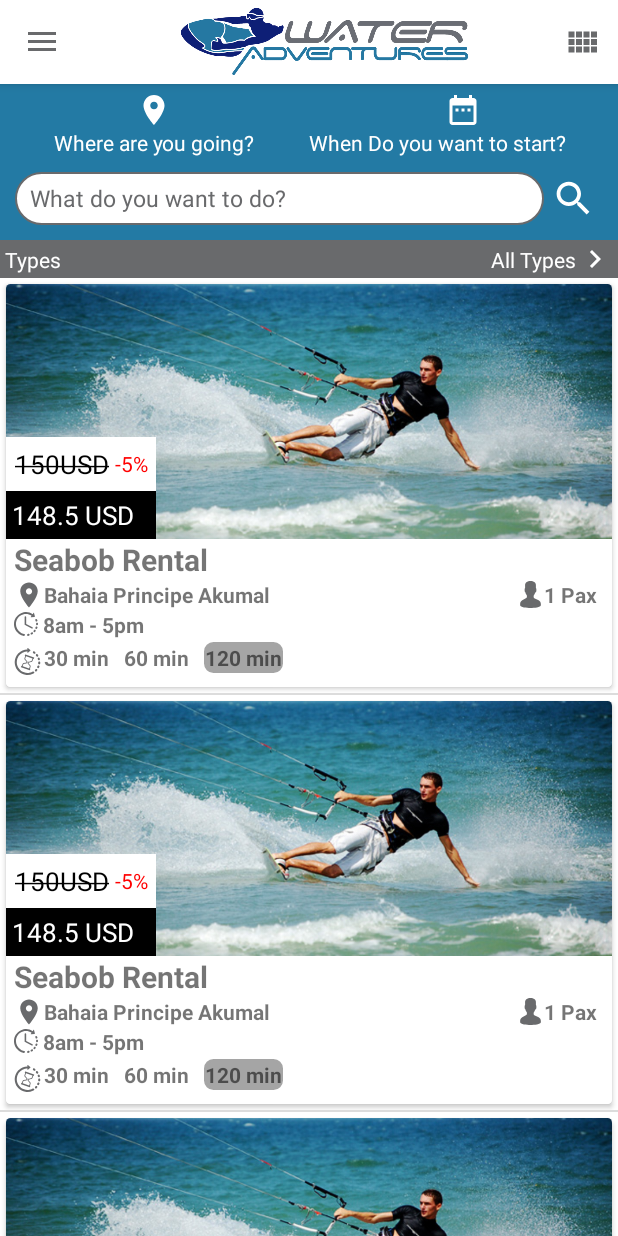
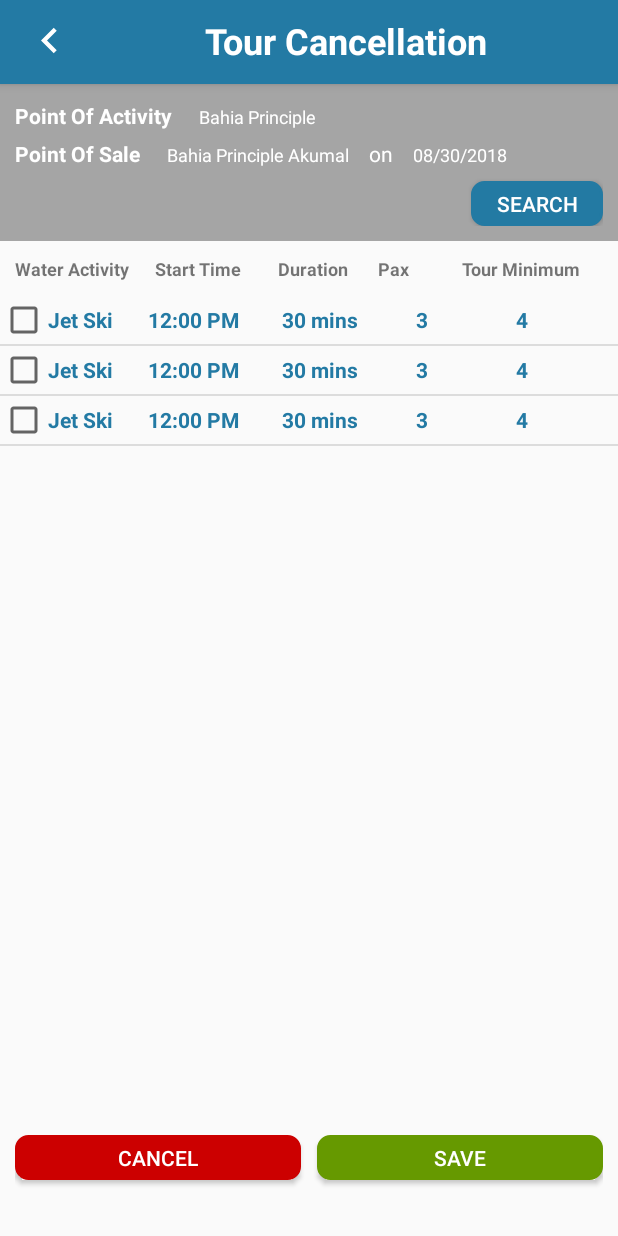
Before and after one commit to digicraft786/WaterAdventuresUI, an Android app: the screen it shows after launch (SalesMainActivity before the commit, MassiveCancelationActivity after it), in the side drawer, after a tap on "Massive Cancelation", on a phone screen of 412 x 824 dp. Run offline under Robolectric (Android 15) with nearby library versions, the phone set to English and light mode, and no system bars.

Commit message:
Update_24_09_2018

```diff
--- a/app/src/main/AndroidManifest.xml
+++ b/app/src/main/AndroidManifest.xml
@@ -70,6 +70,10 @@
         <activity
             android:name=".ModifyReservation.ModifyReservationActivity"
             android:label="@string/title_activity_modify_reservation"
+            android:theme="@style/AppTheme.NoActionBar" />
+        <activity
+            android:name=".MassiveCancelation.MassiveCancelationActivity"
+            android:label="@string/title_activity_massive_cancelation"
             android:theme="@style/AppTheme.NoActionBar"></activity>
     </application>
 
--- /dev/null
+++ b/app/src/main/java/com/digicraft/wateradventures/Adapters/MassiveCancelationAdapter.java
@@ -0,0 +1,55 @@
+package com.digicraft.wateradventures.Adapters;
+
+import android.content.Context;
+import android.view.LayoutInflater;
+import android.view.View;
+import android.view.ViewGroup;
+import android.widget.BaseAdapter;
+import android.widget.TextView;
+
+import com.digicraft.wateradventures.R;
+
+/**
+ * Created by mac on 22/06/2018.
+ */
+
+public class MassiveCancelationAdapter extends BaseAdapter {
+
+    Context context;
+    LayoutInflater inflater;
+
+    public MassiveCancelationAdapter(Context context)
+    {
+        this.context = context;
+        inflater = (LayoutInflater) context.getSystemService(Context.LAYOUT_INFLATER_SERVICE);
+    }
+
+    @Override
+    public int getCount() {
+        return 3;
+    }
+
+    @Override
+    public Object getItem(int position) {
+        return null;
+    }
+
+    @Override
+    public long getItemId(int position) {
+        return 0;
+    }
+
+    @Override
+    public View getView(int position, View view, ViewGroup parent) {
+
+        final View convertView;
+        if (view == null) {
+            convertView = inflater.inflate(R.layout.massive_cancelation_item_layout, null);
+        } else {
+            convertView = view;
+        }
+
+
+        return convertView;
+    }
+}
--- /dev/null
+++ b/app/src/main/java/com/digicraft/wateradventures/MassiveCancelation/MassiveCancelationActivity.java
@@ -0,0 +1,32 @@
+package com.digicraft.wateradventures.MassiveCancelation;
+
+import android.os.Bundle;
+import android.support.design.widget.FloatingActionButton;
+import android.support.design.widget.Snackbar;
+import android.support.v7.app.AppCompatActivity;
+import android.support.v7.widget.Toolbar;
+import android.view.View;
+import android.widget.ListView;
+
+import com.digicraft.wateradventures.Adapters.MassiveCancelationAdapter;
+import com.digicraft.wateradventures.R;
+
+public class MassiveCancelationActivity extends AppCompatActivity {
+
+    ListView listView;
+
+    @Override
+    protected void onCreate(Bundle savedInstanceState) {
+        super.onCreate(savedInstanceState);
+        setContentView(R.layout.activity_massive_cancelation);
+        Toolbar toolbar = findViewById(R.id.toolbar);
+        setSupportActionBar(toolbar);
+
+        listView = findViewById(R.id.massive_cancelation_lv);
+        MassiveCancelationAdapter adapter = new MassiveCancelationAdapter(this);
+        listView.setAdapter(adapter);
+
+
+
+        }
+}
--- a/app/src/main/java/com/digicraft/wateradventures/Sales/SalesMainActivity.java
+++ b/app/src/main/java/com/digicraft/wateradventures/Sales/SalesMainActivity.java
@@ -26,6 +26,7 @@ import com.digicraft.wateradventures.Calender.CalenderActivity;
 import com.digicraft.wateradventures.Fragments.SalesOpener;
 import com.digicraft.wateradventures.Fragments.SearchFragment;
 import com.digicraft.wateradventures.Fragments.SearchResultFragment;
+import com.digicraft.wateradventures.MassiveCancelation.MassiveCancelationActivity;
 import com.digicraft.wateradventures.QR.ScanQrActivity;
 import com.digicraft.wateradventures.R;
 import com.digicraft.wateradventures.StoreCredit.StoreCreditActivity;
@@ -155,6 +156,9 @@ public class SalesMainActivity extends AppCompatActivity
             startActivity(new Intent(this, CalenderActivity.class));
         }else if (id == R.id.nav_store_credit) {
             startActivity(new Intent(this, StoreCreditActivity.class));
+        }else if (id == R.id.nav_massive_cancelation)
+        {
+            startActivity(new Intent(this, MassiveCancelationActivity.class));
         }
 
         DrawerLayout drawer = findViewById(R.id.drawer_layout);
--- a/app/src/main/res/drawable/blue_border.xml
+++ b/app/src/main/res/drawable/cancel_round_btn.xml
@@ -3,9 +3,9 @@
     xmlns:android="http://schemas.android.com/apk/res/android">
     <stroke
         android:width="2dp"
-        android:color="#237AA3"/>
+        android:color="@android:color/holo_red_dark"/>
     <corners
-        android:radius="5dp" />
+        android:radius="8dp" />
 
     <padding
         android:left="1dp"
@@ -13,6 +13,6 @@
         android:top="1dp"
         android:bottom="1dp"/>
 
-    <solid android:color="@android:color/transparent"/>
+    <solid android:color="@android:color/holo_red_dark"/>
 
 </shape>
--- a/app/src/main/res/drawable/time_box.xml
+++ b/app/src/main/res/drawable/save_round_btn.xml
@@ -2,10 +2,10 @@
 <shape
     xmlns:android="http://schemas.android.com/apk/res/android">
     <stroke
-        android:width="1dp"
-        android:color="#696A6C"/>
+        android:width="2dp"
+        android:color="@android:color/holo_green_dark"/>
     <corners
-        android:radius="2dp" />
+        android:radius="8dp" />
 
     <padding
         android:left="1dp"
@@ -13,6 +13,6 @@
         android:top="1dp"
         android:bottom="1dp"/>
 
-    <solid android:color="@android:color/transparent"/>
+    <solid android:color="@android:color/holo_green_dark"/>
 
 </shape>
--- /dev/null
+++ b/app/src/main/res/layout/activity_massive_cancelation.xml
@@ -0,0 +1,57 @@
+<?xml version="1.0" encoding="utf-8"?>
+<android.support.design.widget.CoordinatorLayout xmlns:android="http://schemas.android.com/apk/res/android"
+    xmlns:app="http://schemas.android.com/apk/res-auto"
+    xmlns:tools="http://schemas.android.com/tools"
+    android:layout_width="match_parent"
+    android:layout_height="match_parent"
+    tools:context=".MassiveCancelation.MassiveCancelationActivity">
+
+    <android.support.design.widget.AppBarLayout
+        android:layout_width="match_parent"
+        android:layout_height="wrap_content"
+        android:theme="@style/AppTheme.AppBarOverlay">
+
+        <android.support.v7.widget.Toolbar
+            android:id="@+id/toolbar"
+            android:layout_width="match_parent"
+            android:layout_height="?attr/actionBarSize"
+            android:background="@color/colorPrimaryDark"
+            app:popupTheme="@style/AppTheme.PopupOverlay" >
+
+            <RelativeLayout
+                android:layout_width="match_parent"
+                android:layout_height="match_parent">
+
+
+                <TextView
+                    android:textColor="#FFFFFF"
+                    android:textAlignment="center"
+                    android:drawableLeft="@drawable/ic_keyboard_arrow_left_black_24dp"
+                    android:textStyle="bold"
+                    android:textSize="24dp"
+                    android:layout_centerInParent="true"
+                    android:text="Tour Cancellation"
+                    android:layout_width="match_parent"
+                    android:layout_height="wrap_content" />
+
+
+            </RelativeLayout>
+
+
+
+        </android.support.v7.widget.Toolbar>
+
+    </android.support.design.widget.AppBarLayout>
+
+    <include layout="@layout/content_massive_cancelation" />
+
+    <android.support.design.widget.FloatingActionButton
+        android:id="@+id/fab"
+        android:visibility="gone"
+        android:layout_width="wrap_content"
+        android:layout_height="wrap_content"
+        android:layout_gravity="bottom|end"
+        android:layout_margin="@dimen/fab_margin"
+        app:srcCompat="@android:drawable/ic_dialog_email" />
+
+</android.support.design.widget.CoordinatorLayout>
--- /dev/null
+++ b/app/src/main/res/layout/content_massive_cancelation.xml
@@ -0,0 +1,196 @@
+<?xml version="1.0" encoding="utf-8"?>
+<LinearLayout xmlns:android="http://schemas.android.com/apk/res/android"
+    xmlns:app="http://schemas.android.com/apk/res-auto"
+    xmlns:tools="http://schemas.android.com/tools"
+    android:layout_width="match_parent"
+    android:layout_height="match_parent"
+    android:orientation="vertical"
+    app:layout_behavior="@string/appbar_scrolling_view_behavior"
+    tools:context=".MassiveCancelation.MassiveCancelationActivity"
+    tools:showIn="@layout/activity_massive_cancelation">
+
+
+    <LinearLayout
+        android:orientation="vertical"
+        android:layout_weight="0.9"
+        android:layout_width="match_parent"
+        android:layout_height="0dp">
+
+        <LinearLayout
+        android:layout_width="match_parent"
+        android:layout_height="wrap_content"
+        android:background="#A5A5A5"
+        android:orientation="vertical"
+        android:padding="10dp">
+
+        <LinearLayout
+            android:layout_width="match_parent"
+            android:layout_height="wrap_content"
+            android:orientation="horizontal">
+
+
+            <TextView
+                android:layout_width="wrap_content"
+                android:layout_height="wrap_content"
+                android:text="Point Of Activity"
+                android:textColor="#FFFFFF"
+                android:textStyle="bold" />
+
+
+            <TextView
+                android:layout_width="wrap_content"
+                android:layout_height="wrap_content"
+                android:layout_marginLeft="8dp"
+                android:background="@drawable/white_border"
+                android:paddingBottom="3dp"
+                android:paddingLeft="10dp"
+                android:paddingRight="10dp"
+                android:paddingTop="3dp"
+                android:text="Bahia Principle"
+                android:textColor="#FFFFFF"
+                android:textSize="12dp" />
+
+        </LinearLayout>
+
+        <LinearLayout
+            android:layout_width="match_parent"
+            android:layout_height="wrap_content"
+            android:orientation="horizontal">
+
+
+            <TextView
+                android:layout_width="wrap_content"
+                android:layout_height="wrap_content"
+                android:text="Point Of Sale"
+                android:textColor="#FFFFFF"
+                android:textStyle="bold" />
+
+
+            <TextView
+                android:layout_width="wrap_content"
+                android:layout_height="wrap_content"
+                android:layout_marginLeft="8dp"
+                android:background="@drawable/white_border"
+                android:paddingBottom="3dp"
+                android:paddingLeft="10dp"
+                android:paddingRight="10dp"
+                android:paddingTop="3dp"
+                android:text="Bahia Principle Akumal"
+                android:textColor="#FFFFFF"
+                android:textSize="12dp" />
+
+            <TextView
+                android:layout_width="wrap_content"
+                android:layout_height="wrap_content"
+                android:padding="3dp"
+                android:text="on"
+                android:textColor="#FFFFFF" />
+
+            <TextView
+                android:layout_width="wrap_content"
+                android:layout_height="wrap_content"
+                android:background="@drawable/white_border"
+                android:paddingBottom="3dp"
+                android:paddingLeft="10dp"
+                android:paddingRight="10dp"
+                android:paddingTop="3dp"
+                android:text="08/30/2018"
+                android:textColor="#FFFFFF"
+                android:textSize="12dp" />
+
+        </LinearLayout>
+
+        <Button
+            android:layout_width="wrap_content"
+            android:layout_height="30dp"
+            android:layout_gravity="right"
+            android:layout_marginTop="5dp"
+            android:background="@drawable/background_round_btn"
+            android:text="Search"
+            android:textColor="#FFFFFF" />
+
+
+    </LinearLayout>
+        <LinearLayout
+        android:padding="10dp"
+        android:orientation="horizontal"
+        xmlns:android="http://schemas.android.com/apk/res/android" android:layout_width="match_parent"
+        android:layout_height="wrap_content">
+
+
+        <TextView
+            android:textStyle="bold"
+            android:textSize="12dp"
+            android:text="Water Activity"
+            android:layout_weight="0.25"
+            android:layout_width="0dp"
+            android:layout_height="wrap_content" />
+
+        <TextView
+            android:textStyle="bold"
+            android:textSize="12dp"
+            android:text="Start Time"
+            android:layout_weight="0.22"
+            android:layout_width="0dp"
+            android:layout_height="wrap_content" />
+
+        <TextView
+            android:textStyle="bold"
+            android:textSize="12dp"
+            android:text="Duration"
+            android:layout_weight="0.18"
+            android:layout_width="0dp"
+            android:layout_height="wrap_content" />
+
+        <TextView
+            android:textStyle="bold"
+            android:textSize="12dp"
+            android:text="Pax"
+            android:layout_weight="0.15"
+            android:layout_width="0dp"
+            android:layout_height="wrap_content" />
+
+        <TextView
+            android:textStyle="bold"
+            android:textSize="12dp"
+            android:text="Tour Minimum"
+            android:layout_weight="0.25"
+            android:layout_width="0dp"
+            android:layout_height="wrap_content" />
+
+    </LinearLayout>
+        <ListView
+        android:id="@+id/massive_cancelation_lv"
+        android:layout_width="match_parent"
+        android:layout_height="match_parent"></ListView>
+
+    </LinearLayout>
+
+    <LinearLayout
+        android:padding="10dp"
+        android:orientation="horizontal"
+        android:layout_weight="0.1"
+        android:layout_width="match_parent"
+        android:layout_height="0dp">
+
+        <Button
+            android:layout_marginRight="5dp"
+            android:background="@drawable/cancel_round_btn"
+            android:textColor="#FFFFFF"
+            android:text="Cancel"
+            android:layout_weight="0.5"
+            android:layout_width="0dp"
+            android:layout_height="30dp" />
+
+        <Button
+            android:layout_marginLeft="5dp"
+            android:background="@drawable/save_round_btn"
+            android:textColor="#FFFFFF"
+            android:text="Save"
+            android:layout_weight="0.5"
+            android:layout_width="0dp"
+            android:layout_height="30dp" />
+
+    </LinearLayout>
+
+</LinearLayout>
--- /dev/null
+++ b/app/src/main/res/layout/massive_cancelation_item_layout.xml
@@ -0,0 +1,52 @@
+<?xml version="1.0" encoding="utf-8"?>
+<LinearLayout
+    android:orientation="horizontal"
+    xmlns:android="http://schemas.android.com/apk/res/android" android:layout_width="match_parent"
+    android:layout_height="wrap_content">
+
+    <CheckBox
+        android:layout_width="wrap_content"
+        android:layout_height="wrap_content" />
+
+    <TextView
+        android:textStyle="bold"
+        android:textColor="@color/colorPrimaryDark"
+        android:text="Jet Ski"
+        android:layout_weight="0.15"
+        android:layout_width="0dp"
+        android:layout_height="wrap_content" />
+
+    <TextView
+        android:textStyle="bold"
+        android:textColor="@color/colorPrimaryDark"
+        android:text="12:00 PM"
+        android:layout_weight="0.2"
+        android:layout_width="0dp"
+        android:layout_height="wrap_content" />
+
+    <TextView
+        android:textStyle="bold"
+        android:textColor="@color/colorPrimaryDark"
+        android:text="30 mins"
+        android:layout_weight="0.2"
+        android:layout_width="0dp"
+        android:layout_height="wrap_content" />
+
+    <TextView
+        android:textStyle="bold"
+        android:textColor="@color/colorPrimaryDark"
+        android:text="3"
+        android:layout_weight="0.15"
+        android:layout_width="0dp"
+        android:layout_height="wrap_content" />
+
+    <TextView
+        android:textStyle="bold"
+        android:textColor="@color/colorPrimaryDark"
+        android:text="4"
+        android:layout_weight="0.15"
+        android:layout_width="0dp"
+        android:layout_height="wrap_content" />
+
+
+</LinearLayout>
--- a/app/src/main/res/values/strings.xml
+++ b/app/src/main/res/values/strings.xml
@@ -16,4 +16,5 @@
     <string name="title_activity_calender">CalenderActivity</string>
     <string name="title_activity_store_credit">StoreCreditActivity</string>
     <string name="title_activity_modify_reservation">ModifyReservationActivity</string>
+    <string name="title_activity_massive_cancelation">MassiveCancelationActivity</string>
 </resources>
```
